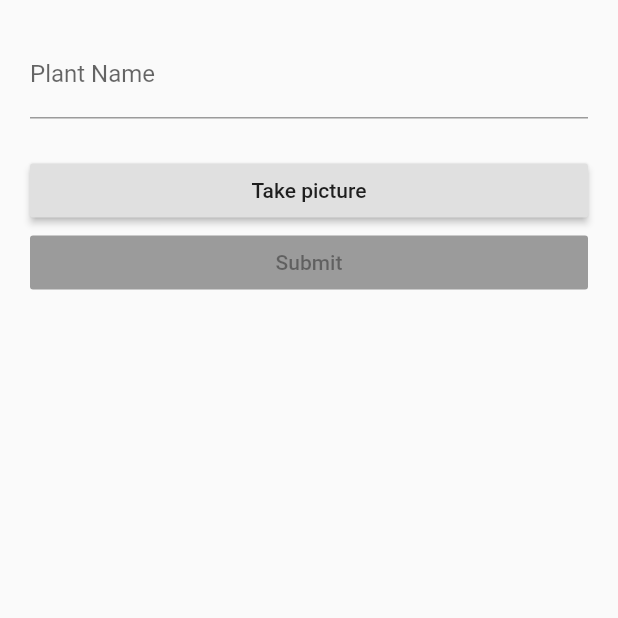
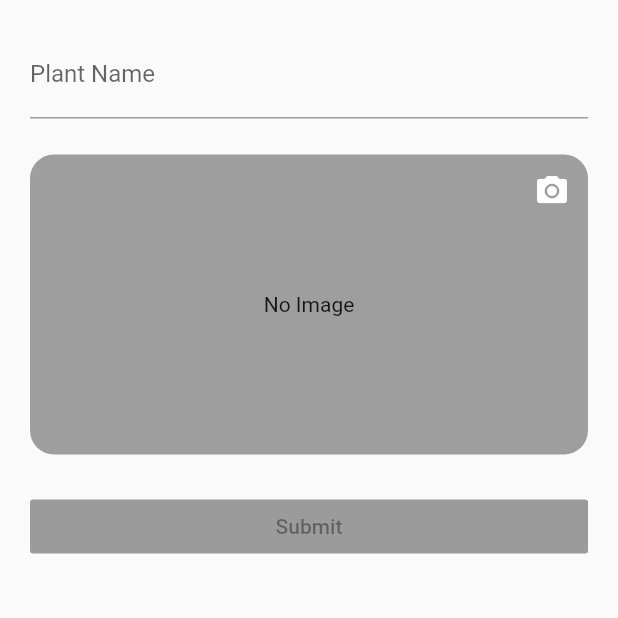
Before and after one commit to dooven/thyme, a Flutter app: the PlantAdd screen opened by its route, on a phone screen of 412 x 824 dp, the top half of it. Run offline on Flutter 3.47's test engine with Material 2 defaults, Android fonts, the phone set to English and light mode, and no system bars; our stand-ins replace camera, image_picker, rxdart, sqflite; accounts and stored records are empty; generated files the repository leaves out were written again; statements that could not run were skipped.

Commit message:
Use image picker in plant  creation

```diff
--- a/lib/screens/plant_add.dart
+++ b/lib/screens/plant_add.dart
@@ -1,9 +1,9 @@
 import 'dart:async';
-import 'dart:io';
 
 import 'package:boopplant/models/models.dart';
 import 'package:boopplant/repository/plant.dart';
 import 'package:boopplant/screens/screens.dart';
+import 'package:boopplant/widgets/plant_image_picker.dart';
 import 'package:flutter/cupertino.dart';
 import 'package:flutter/material.dart';
 import 'package:image_picker/image_picker.dart';
@@ -43,7 +43,7 @@ class _PlantAddState extends State<PlantAdd> {
               nameField(),
               SizedBox(height: 24),
               imagePreview(),
-              takePicture(),
+              SizedBox(height: 24),
               submitButton(),
             ],
           ),
@@ -67,15 +67,9 @@ class _PlantAddState extends State<PlantAdd> {
     return StreamBuilder<String>(
       stream: _plantAddBloc.imageUrl,
       builder: (context, snapshot) {
-        if (!snapshot.hasData) {
-          return Container();
-        }
-
-        return Center(
-          child: ConstrainedBox(
-            constraints: BoxConstraints(maxHeight: 250),
-            child: Image.file(File(snapshot.data)),
-          ),
+        return PlantImagePicker(
+          imageUrl: snapshot.data,
+          onImageChangeCallback: _plantAddBloc.changeImageURl,
         );
       },
     );
--- /dev/null
+++ b/lib/widgets/plant_image_picker.dart
@@ -0,0 +1,58 @@
+import 'package:flutter/cupertino.dart';
+import 'package:flutter/material.dart';
+import 'package:image_picker/image_picker.dart';
+
+class PlantImagePicker extends StatelessWidget {
+  final Function(String) onImageChangeCallback;
+  final String imageUrl;
+
+  const PlantImagePicker({
+    Key key,
+    @required this.onImageChangeCallback,
+    @required this.imageUrl,
+  }) : super(key: key);
+
+  @override
+  Widget build(BuildContext context) {
+    final hasImage = imageUrl != null;
+
+    return Container(
+      constraints: new BoxConstraints.expand(
+        height: 200.0,
+      ),
+      decoration: BoxDecoration(
+        borderRadius: BorderRadius.all(Radius.circular(16)),
+        color: hasImage ? null : Colors.grey,
+        image: hasImage
+            ? DecorationImage(
+                image: AssetImage(imageUrl),
+                fit: BoxFit.cover,
+              )
+            : null,
+      ),
+      height: 50,
+      child: Stack(
+        children: [
+          if (!hasImage) Center(child: Text("No Image")),
+          Positioned(
+            top: 0,
+            right: 0,
+            child: IconButton(
+              icon: Icon(
+                Icons.camera_alt,
+                color: Colors.white,
+              ),
+              onPressed: () async {
+                final imageUrl = await ImagePicker.pickImage(
+                  source: ImageSource.camera,
+                );
+
+                this.onImageChangeCallback(imageUrl.path);
+              },
+            ),
+          ),
+        ],
+      ),
+    );
+  }
+}
```
Also changed, not shown: lib/screens/plant_info.dart (+12 -14 lines), lib/widgets/widgets.dart (added).
